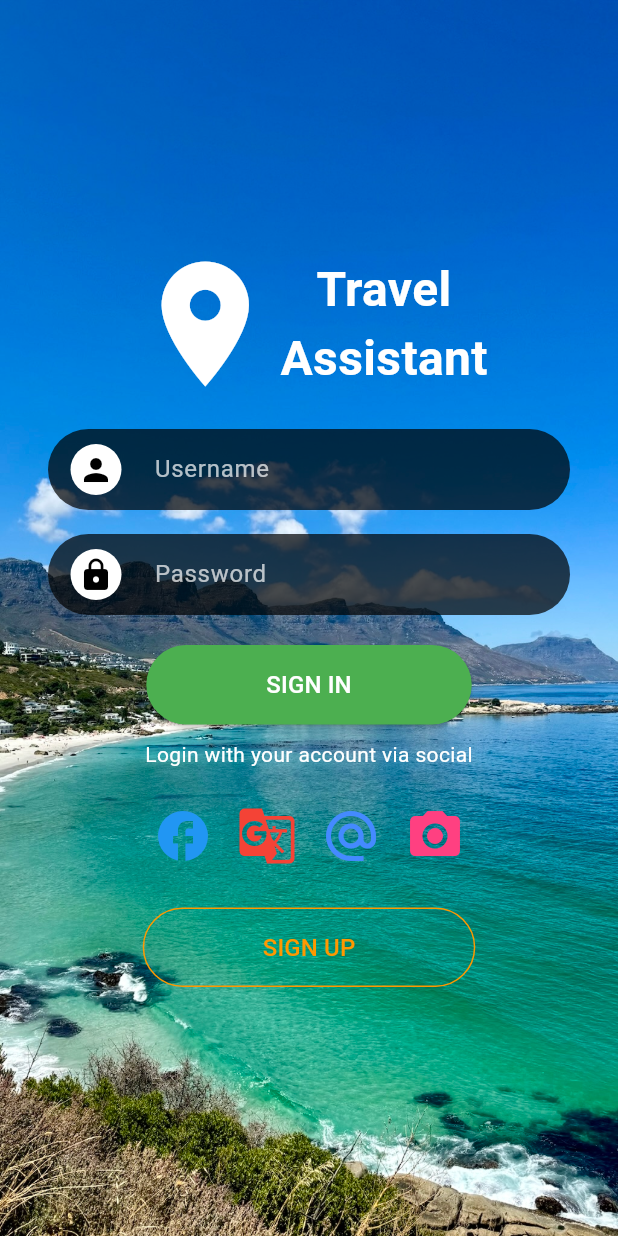
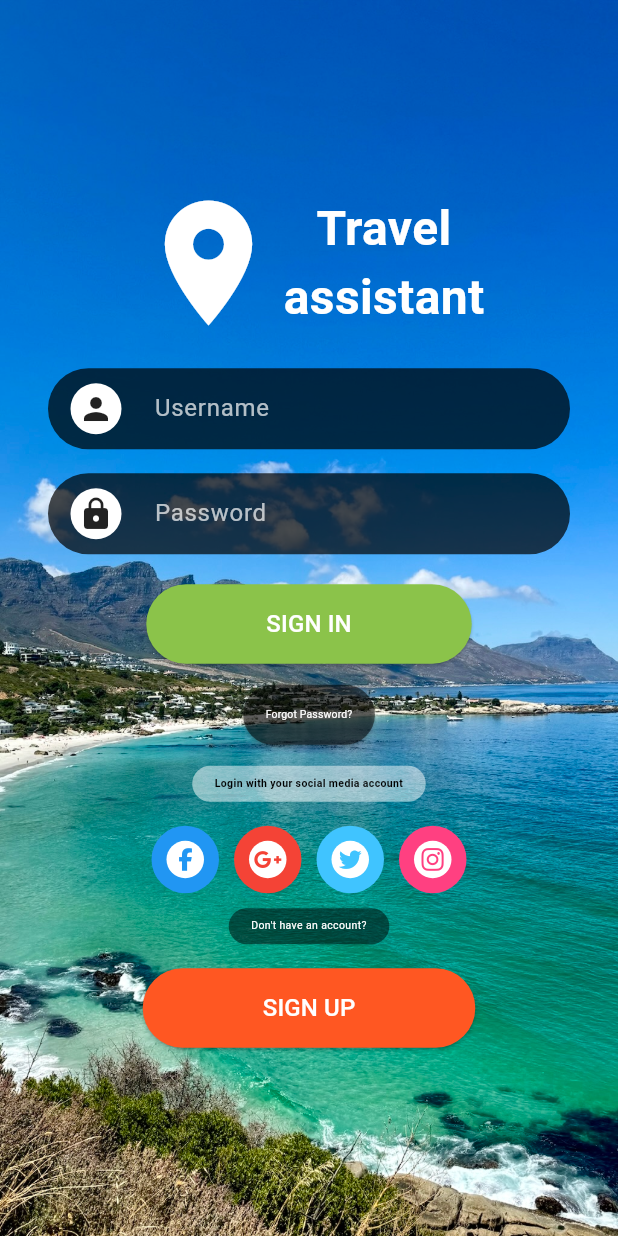
Before and after one commit to AL-Dos/midterm_project_login, a Flutter app: the screen it shows after launch, on a phone screen of 412 x 824 dp. Run offline on Flutter 3.47's test engine with Material 3 defaults, Android fonts, the phone set to English and light mode, and no system bars; our stand-ins replace font_awesome_flutter.

Commit message:
first page done

```diff
--- a/lib/main.dart
+++ b/lib/main.dart
@@ -1,4 +1,5 @@
 import 'package:flutter/material.dart';
+import 'package:font_awesome_flutter/font_awesome_flutter.dart';
 
 void main() {
   runApp(const MainApp());
@@ -19,7 +20,7 @@ class MainApp extends StatelessWidget {
             Container(
               decoration: const BoxDecoration(
                 image: DecorationImage(
-                  image: AssetImage("lib/Assets/testIMG2.jpeg"),
+                  image: AssetImage("lib/Assets/testIMG1.jpeg"),
                   fit: BoxFit.cover,
                 ),
               ),
@@ -42,7 +43,7 @@ class MainApp extends StatelessWidget {
                             size: 100,
                           ),
                           Text(
-                            "Travel\nAssistant",
+                            "Travel\nassistant",
                             style: TextStyle(
                               color: Colors.white,
                               fontSize: 32,
@@ -66,7 +67,7 @@ class MainApp extends StatelessWidget {
                             child: CircleAvatar(
                               radius: 17,
                               backgroundColor: Colors.white,
-                              child: Icon(Icons.person, color: Colors.black),
+                              child: Icon(Icons.person, color: Colors.black87),
                             ),
                           ),
                           hintText: 'Username',
@@ -90,7 +91,7 @@ class MainApp extends StatelessWidget {
                             child: CircleAvatar(
                               radius: 17,
                               backgroundColor: Colors.white,
-                              child: Icon(Icons.lock, color: Colors.black),
+                              child: Icon(Icons.lock, color: Colors.black87),
                             ),
                           ),
                           hintText: 'Password',
@@ -104,7 +105,7 @@ class MainApp extends StatelessWidget {
                     // Sign In Button
                     ElevatedButton(
                       style: ElevatedButton.styleFrom(
-                        backgroundColor: Colors.green,
+                        backgroundColor: Colors.lightGreen,
                         shape: RoundedRectangleBorder(
                           borderRadius: BorderRadius.circular(30),
                         ),
@@ -122,54 +123,183 @@ class MainApp extends StatelessWidget {
                       ),
                     ),
                     const SizedBox(height: 10),
-                    // Social media login options
-                    const Text(
-                      "Login with your account via social",
-                      style: TextStyle(color: Colors.white),
+                    ElevatedButton(
+                      style: ElevatedButton.styleFrom(
+                        backgroundColor: Colors.black.withOpacity(0.5),
+                        shape: RoundedRectangleBorder(
+                          borderRadius: BorderRadius.circular(40),
+                        ),
+                        padding: const EdgeInsets.symmetric(
+                          vertical: 7,
+                          horizontal: 15,
+                        ),
+                      ),
+                      onPressed: () {
+                        // Handle sign-in
+                      },
+                      child: const Text(
+                        'Forgot Password?',
+                        style: TextStyle(
+                            fontSize: 7,
+                            color: Colors.white,
+                            fontWeight: FontWeight.normal),
+                      ),
+                    ),
+                    const SizedBox(height: 10),
+                    Container(
+                      decoration: BoxDecoration(
+                        color: Colors.white.withOpacity(0.5),
+                        borderRadius: BorderRadius.circular(40),
+                      ),
+                      padding: const EdgeInsets.symmetric(
+                          horizontal: 15, vertical: 7),
+                      child: const Text(
+                        "Login with your social media account",
+                        style: TextStyle(
+                            color: Colors.black,
+                            fontSize: 7,
+                            fontWeight: FontWeight.bold),
+                        textAlign: TextAlign.center,
+                      ),
                     ),
                     const SizedBox(height: 16),
                     Row(
                       mainAxisAlignment: MainAxisAlignment.center,
                       children: [
-                        IconButton(
-                          icon: const Icon(Icons.facebook),
-                          color: Colors.blue,
-                          iconSize: 40,
-                          onPressed: () {
-                            // Handle Facebook login
-                          },
+                        Container(
+                          width: 45,
+                          height: 45,
+                          decoration: const BoxDecoration(
+                            shape: BoxShape.circle,
+                            color: Colors.blue,
+                          ),
+                          child: Center(
+                            child: Container(
+                              width: 25,
+                              height: 25,
+                              decoration: const BoxDecoration(
+                                shape: BoxShape.circle,
+                                color: Colors.white,
+                              ),
+                              child: IconButton(
+                                padding: EdgeInsets.zero,
+                                icon: const FaIcon(
+                                  FontAwesomeIcons.facebookF,
+                                  color: Colors.blue,
+                                  size: 15,
+                                ),
+                                onPressed: () {},
+                              ),
+                            ),
+                          ),
                         ),
-                        IconButton(
-                          icon: const Icon(Icons.g_translate),
-                          color: Colors.red,
-                          iconSize: 40,
-                          onPressed: () {
-                            // Handle Google login
-                          },
+                        const SizedBox(width: 10),
+                        Container(
+                          width: 45,
+                          height: 45,
+                          decoration: const BoxDecoration(
+                            shape: BoxShape.circle,
+                            color: Colors.red,
+                          ),
+                          child: Center(
+                            child: Container(
+                              width: 25,
+                              height: 25,
+                              decoration: const BoxDecoration(
+                                shape: BoxShape.circle,
+                                color: Colors.white,
+                              ),
+                              child: IconButton(
+                                padding: EdgeInsets.zero,
+                                icon: const FaIcon(
+                                  FontAwesomeIcons.googlePlusG,
+                                  color: Colors.red,
+                                  size: 15,
+                                ),
+                                onPressed: () {},
+                              ),
+                            ),
+                          ),
                         ),
-                        IconButton(
-                          icon: const Icon(Icons.alternate_email),
-                          color: Colors.blueAccent,
-                          iconSize: 40,
-                          onPressed: () {
-                            // Handle Twitter login
-                          },
+                        const SizedBox(width: 10),
+                        Container(
+                          width: 45,
+                          height: 45,
+                          decoration: const BoxDecoration(
+                            shape: BoxShape.circle,
+                            color: Colors.lightBlueAccent,
+                          ),
+                          child: Center(
+                            child: Container(
+                              width: 25,
+                              height: 25,
+                              decoration: const BoxDecoration(
+                                shape: BoxShape.circle,
+                                color: Colors.white,
+                              ),
+                              child: IconButton(
+                                padding: EdgeInsets.zero,
+                                icon: const FaIcon(
+                                  FontAwesomeIcons.twitter,
+                                  color: Colors.lightBlueAccent,
+                                  size: 15,
+                                ),
+                                onPressed: () {},
+                              ),
+                            ),
+                          ),
                         ),
-                        IconButton(
-                          icon: const Icon(Icons.camera_alt),
-                          color: Colors.pinkAccent,
-                          iconSize: 40,
-                          onPressed: () {
-                            // Handle Instagram login
-                          },
+                        const SizedBox(width: 10),
+                        Container(
+                          width: 45,
+                          height: 45,
+                          decoration: const BoxDecoration(
+                            shape: BoxShape.circle,
+                            color: Colors.pinkAccent,
+                          ),
+                          child: Center(
+                            child: Container(
+                              width: 25,
+                              height: 25,
+                              decoration: const BoxDecoration(
+                                shape: BoxShape.circle,
+                                color: Colors.white,
+                              ),
+                              child: IconButton(
+                                padding: EdgeInsets.zero,
+                                icon: const FaIcon(
+                                  FontAwesomeIcons.instagram,
+                                  color: Colors.pinkAccent,
+                                  size: 17,
+                                ),
+                                onPressed: () {},
+                              ),
+                            ),
+                          ),
                         ),
                       ],
                     ),
-                    const SizedBox(height: 20),
-                    // Sign Up Button
-                    OutlinedButton(
-                      style: OutlinedButton.styleFrom(
-                        side: const BorderSide(color: Colors.orange),
+                    const SizedBox(height: 10),
+                    Container(
+                      decoration: BoxDecoration(
+                        color: Colors.black87.withOpacity(0.5),
+                        borderRadius: BorderRadius.circular(40),
+                      ),
+                      padding: const EdgeInsets.symmetric(
+                          horizontal: 15, vertical: 7),
+                      child: const Text(
+                        "Don't have an account?",
+                        style: TextStyle(
+                            color: Colors.white,
+                            fontSize: 7,
+                            fontWeight: FontWeight.normal),
+                        textAlign: TextAlign.center,
+                      ),
+                    ),
+                    const SizedBox(height: 16),
+                    ElevatedButton(
+                      style: ElevatedButton.styleFrom(
+                        backgroundColor: Colors.deepOrange,
                         shape: RoundedRectangleBorder(
                           borderRadius: BorderRadius.circular(30),
                         ),
@@ -179,11 +309,11 @@ class MainApp extends StatelessWidget {
                         ),
                       ),
                       onPressed: () {
-                        // Handle sign-up
+                        // Handle sign-in
                       },
                       child: const Text(
                         'SIGN UP',
-                        style: TextStyle(fontSize: 16, color: Colors.orange),
+                        style: TextStyle(fontSize: 16, color: Colors.white),
                       ),
                     ),
                   ],
--- a/pubspec.yaml
+++ b/pubspec.yaml
@@ -9,6 +9,7 @@ environment:
 dependencies:
   flutter:
     sdk: flutter
+  font_awesome_flutter: 10.7.0
 
 dev_dependencies:
   flutter_test:
@@ -18,6 +19,5 @@ dev_dependencies:
 flutter:
   uses-material-design: true
   assets:
-  - lib/Assets/testIMG1.jpg
-  - lib/Assets/testIMG2.jpeg
-  - lib/Assets/testIMG3.jpg
+  - lib/Assets/testIMG1.jpeg
+  - lib/Assets/testIMG2.jpg
```
Also changed, not shown: lib/Assets/testIMG1.jpeg (renamed from lib/Assets/testIMG2.jpeg), lib/Assets/testIMG1.jpg (deleted), lib/Assets/testIMG2.jpg (added), lib/Assets/testIMG3.jpg (deleted), lib/logo.dart (added), lib/signup.dart (added), pubspec.lock.
